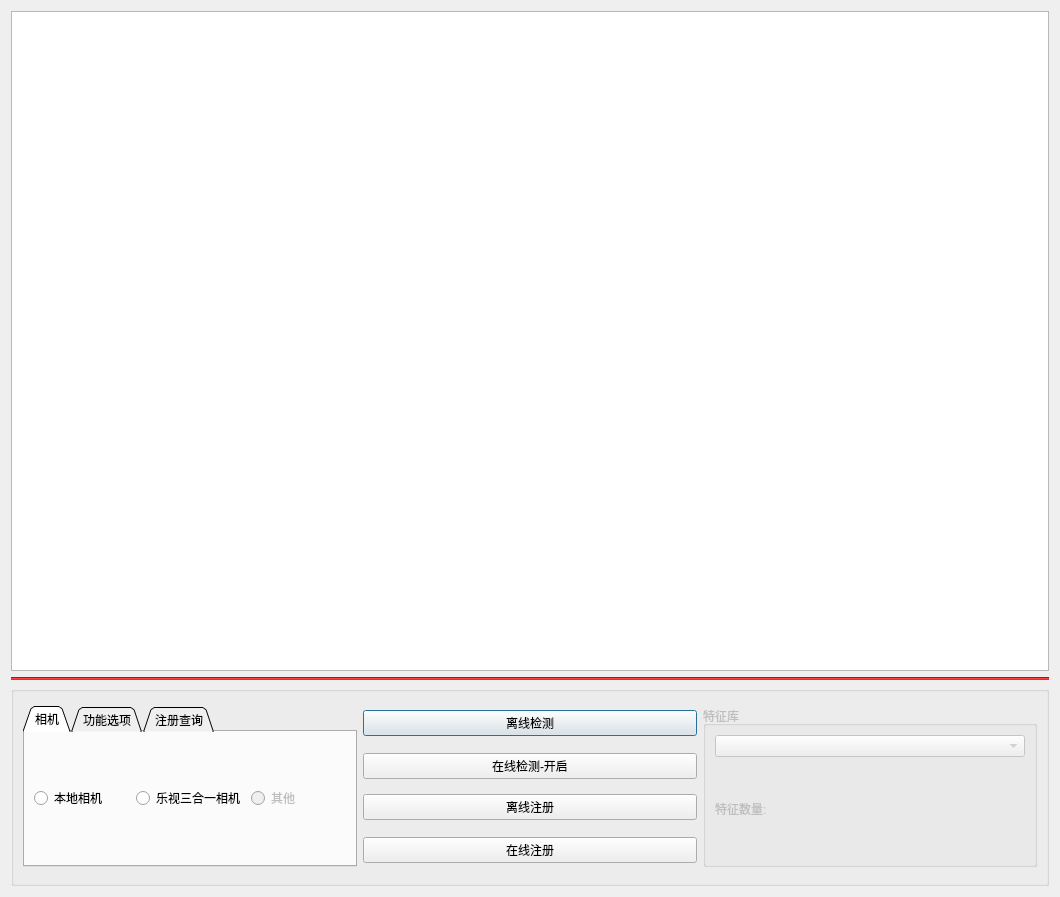
wangrichaoren/ToolBox, file src/face_detect.ui: the form before one commit.
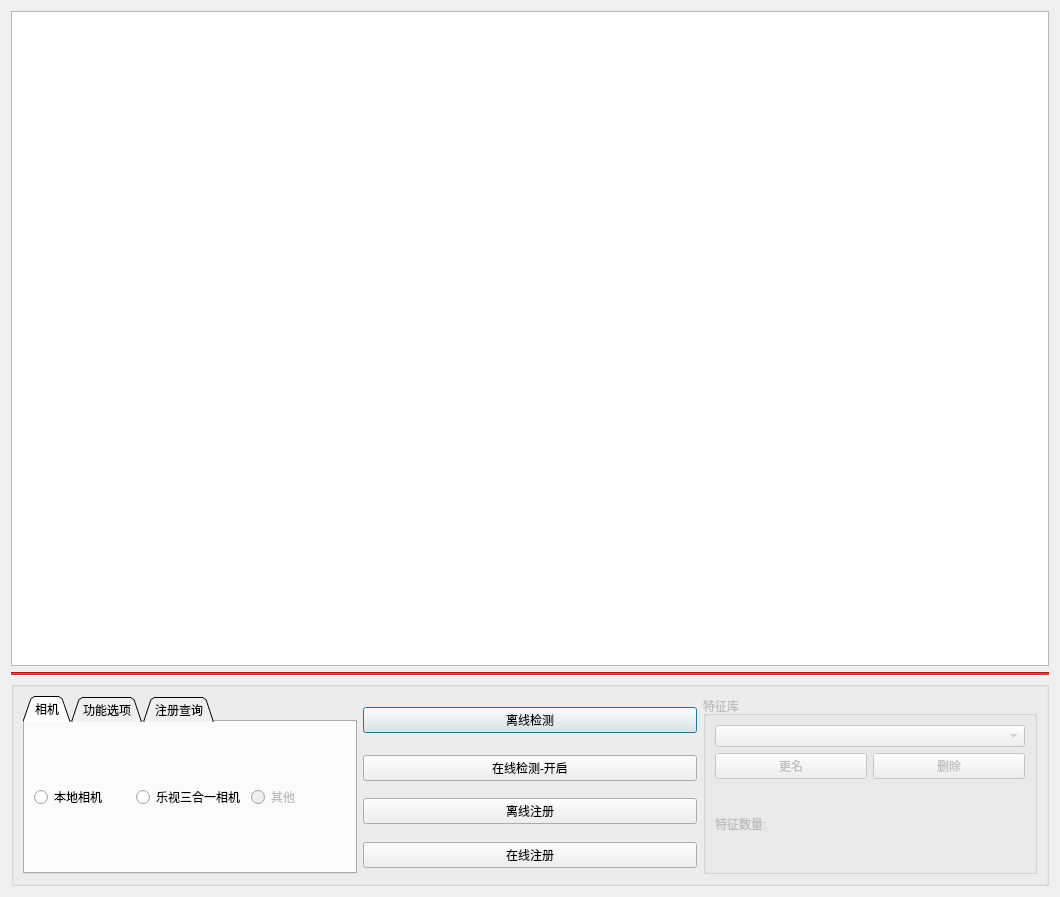
The form after the commit.

What changed in the file:
```diff
--- a/src/face_detect.ui
+++ b/src/face_detect.ui
@@ -241,14 +241,17 @@
          <string>特征库</string>
         </property>
         <layout class="QGridLayout" name="gridLayout_6">
-         <item row="1" column="0">
+         <item row="0" column="0" colspan="2">
+          <widget class="QComboBox" name="comboBox"/>
+         </item>
+         <item row="2" column="0">
           <widget class="QLabel" name="label">
            <property name="text">
             <string>特征数量:</string>
            </property>
           </widget>
          </item>
-         <item row="1" column="1">
+         <item row="2" column="1">
           <widget class="QLabel" name="num_label">
            <property name="font">
             <font>
@@ -265,8 +268,19 @@
            </property>
           </widget>
          </item>
-         <item row="0" column="0" colspan="2">
-          <widget class="QComboBox" name="comboBox"/>
+         <item row="1" column="1">
+          <widget class="QPushButton" name="del_btn">
+           <property name="text">
+            <string>删除</string>
+           </property>
+          </widget>
+         </item>
+         <item row="1" column="0">
+          <widget class="QPushButton" name="rename_btn">
+           <property name="text">
+            <string>更名</string>
+           </property>
+          </widget>
          </item>
         </layout>
        </widget>
```
